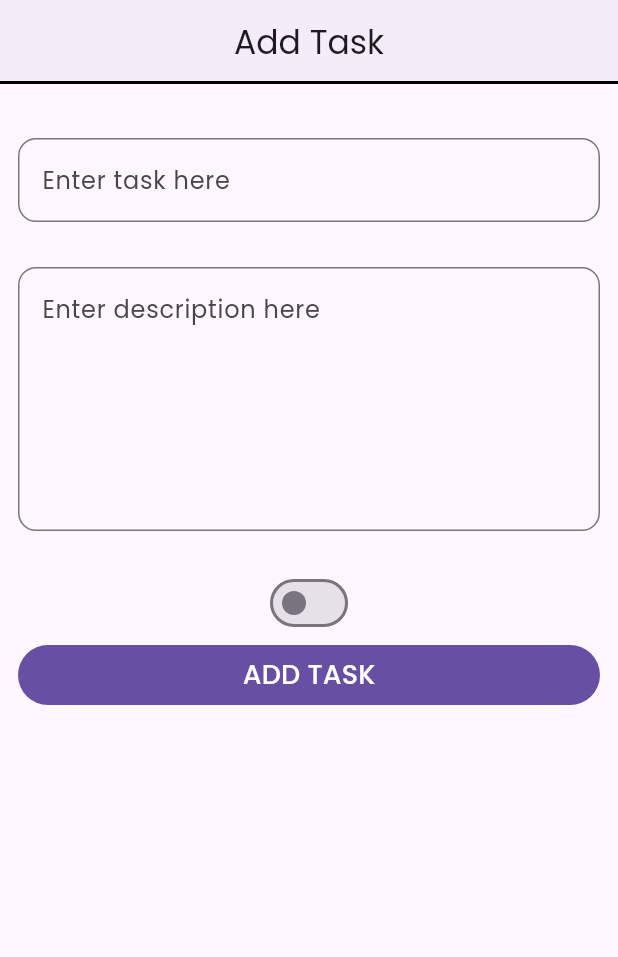
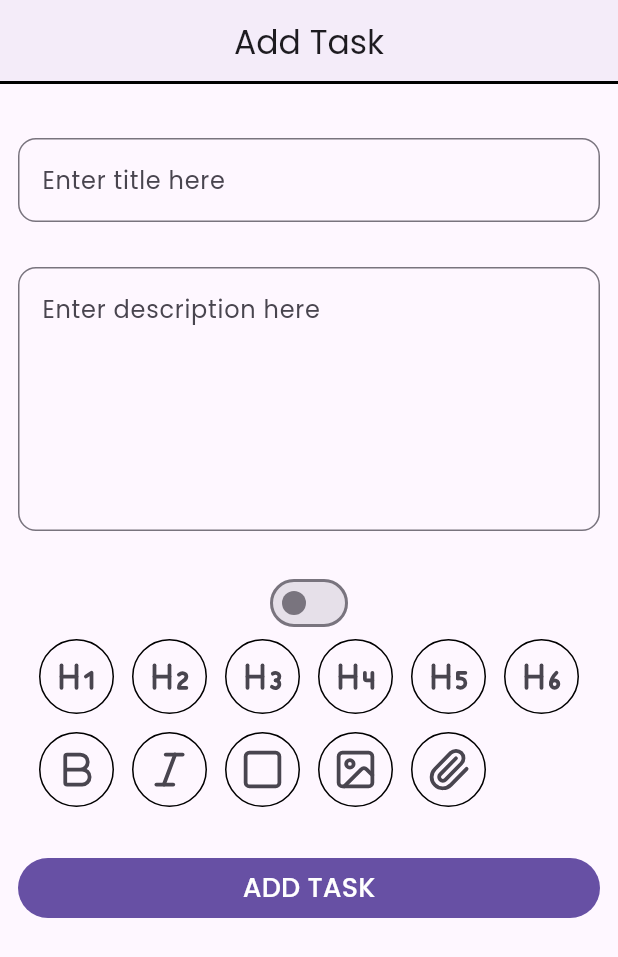
Before and after one commit to adityakumarcodes/aloha-mobile, a Flutter app: the AddTaskScreen screen opened by its route, on a phone screen of 412 x 824 dp. Shown: the top 957 px of the screen. Run offline on Flutter 3.47's test engine with Material 3 defaults, Android fonts, the phone set to English and light mode, and no system bars; our stand-ins replace go_router, google_fonts, lucide_icons_flutter, shimmer, supabase_flutter; accounts and stored records are empty; network calls fail.

```diff
--- a/lib/add_task.dart
+++ b/lib/add_task.dart
@@ -1,4 +1,6 @@
+import 'package:aloha_mobile/chips.dart';
 import 'package:flutter/material.dart';
+import 'package:lucide_icons_flutter/lucide_icons.dart';
 
 class AddTaskScreen extends StatefulWidget {
   const AddTaskScreen({super.key});
@@ -11,6 +13,20 @@ class _AddTaskScreenState extends State<AddTaskScreen> {
   final TextEditingController _task = TextEditingController();
   final TextEditingController _description = TextEditingController();
   List<String> folderList = ["home", "work", "code", "play"];
+  final List<Map<String,dynamic>> lucideIcons = [
+  {'icon': LucideIcons.heading1, 'label': 'Heading 1'},
+  {'icon': LucideIcons.heading2, 'label': 'Heading 2'},
+  {'icon': LucideIcons.heading3, 'label': 'Heading 3'},
+  {'icon': LucideIcons.heading4, 'label': 'Heading 4'},
+  {'icon': LucideIcons.heading5, 'label': 'Heading 5'},
+  {'icon': LucideIcons.heading6, 'label': 'Heading 6'},
+  {'icon': LucideIcons.bold, 'label': 'Bold'},
+  {'icon': LucideIcons.italic, 'label': 'Italic'},
+  {'icon': LucideIcons.square, 'label': 'Todo'},
+  {'icon': LucideIcons.image, 'label': 'Image'},
+  {'icon': LucideIcons.paperclip, 'label': 'Attachment'},
+];
+
   bool _completed = false;
   @override
   Widget build(BuildContext context) {
@@ -34,7 +50,7 @@ class _AddTaskScreenState extends State<AddTaskScreen> {
                     const SizedBox(height: 24.0),
                     TextFormField(
                       decoration: const InputDecoration(
-                        hintText: 'Enter task here',
+                        hintText: 'Enter title here',
                         border: OutlineInputBorder(
                           borderRadius: BorderRadius.all(Radius.circular(12)),
                         ),
@@ -66,6 +82,8 @@ class _AddTaskScreenState extends State<AddTaskScreen> {
                   value: _completed,
                   onChanged: (value) => setState(() => _completed = value),
                 ),
+                IconButtonList( labeledIcons: lucideIcons ),
+                const SizedBox(height: 30.0),
                 SizedBox(
                   width: double.infinity,
                   child: FilledButton(
--- a/lib/chat_details.dart
+++ b/lib/chat_details.dart
@@ -29,7 +29,7 @@ class _ChatDetailsState extends State<ChatDetails> {
         // leading: IconButton(
         //   onPressed: () => Navigator.pop(context),
         //   icon: const Icon(
-        //     LucideIcons.arrowLeft,
+        //     LucideIcons.chevronLeft,
         //     // color: Colors.white,
         //   ),
         //   tooltip: 'Back',
@@ -43,7 +43,7 @@ class _ChatDetailsState extends State<ChatDetails> {
               },
               child: CircleAvatar(
                 backgroundImage: AssetImage(user.imageURL),
-                maxRadius: 25,
+                maxRadius: 22,
               ),
             ),
             const SizedBox(width: 15),
@@ -60,7 +60,7 @@ class _ChatDetailsState extends State<ChatDetails> {
                     ),
                   ),
                   if ((friendProvider.friendSelectedToChat % 3 == 0) == false)
-                    const Text("Online", style: TextStyle(fontSize: 13)),
+                    const Text("Online"),
                 ],
               ),
             ),
--- /dev/null
+++ b/lib/chips.dart
@@ -0,0 +1,28 @@
+import 'package:flutter/material.dart';
+
+class IconButtonList extends StatelessWidget {
+  final List<Map<String, dynamic>> labeledIcons;
+
+  const IconButtonList({super.key, required this.labeledIcons});
+
+  @override
+  Widget build(BuildContext context) {
+    return Wrap(
+      spacing: 12,
+      runSpacing: 12,
+      children: labeledIcons.map((item) {
+        return Container(
+          decoration: BoxDecoration(
+            shape: BoxShape.circle,
+            border: Border.all(color: Colors.black, width: 1),
+          ),
+          child: IconButton(
+            icon: Icon(item['icon'],size: 30),
+            onPressed: () {},
+            tooltip: item['label'],
+          ),
+        );
+      }).toList(),
+    );
+  }
+}
```
Also changed, not shown: lib/chat.dart (+65 -6 lines), lib/conversations.dart (deleted, +0 -92 lines).
